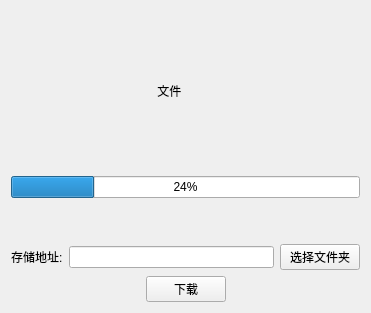
Old version of the form Qt-IM/filerec.ui in the repository XiaoZheng2003/BIT-QT-IM.
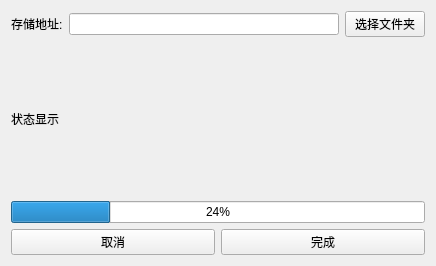
New version of the form.

Patch:
```diff
--- a/Qt-IM/filerec.ui
+++ b/Qt-IM/filerec.ui
@@ -6,8 +6,8 @@
    <rect>
     <x>0</x>
     <y>0</y>
-    <width>371</width>
-    <height>313</height>
+    <width>436</width>
+    <height>266</height>
    </rect>
   </property>
   <property name="windowTitle">
@@ -17,41 +17,6 @@
    <item>
     <layout class="QVBoxLayout" name="verticalLayout">
      <item>
-      <widget class="QLabel" name="label_2">
-       <property name="layoutDirection">
-        <enum>Qt::LeftToRight</enum>
-       </property>
-       <property name="text">
-        <string>                                            文件</string>
-       </property>
-      </widget>
-     </item>
-     <item>
-      <widget class="QProgressBar" name="progressBar">
-       <property name="value">
-        <number>24</number>
-       </property>
-      </widget>
-     </item>
-    </layout>
-   </item>
-   <item>
-    <spacer name="verticalSpacer">
-     <property name="orientation">
-      <enum>Qt::Vertical</enum>
-     </property>
-     <property name="sizeType">
-      <enum>QSizePolicy::Preferred</enum>
-     </property>
-     <property name="sizeHint" stdset="0">
-      <size>
-       <width>20</width>
-       <height>40</height>
-      </size>
-     </property>
-    </spacer>
-   </item>
-   <item>
     <layout class="QHBoxLayout" name="horizontalLayout">
      <item>
       <widget class="QLabel" name="label">
@@ -72,40 +37,37 @@
      </item>
     </layout>
    </item>
+     <item>
+      <widget class="QLabel" name="statusLabel">
+       <property name="text">
+        <string>状态显示</string>
+       </property>
+      </widget>
+     </item>
+     <item>
+      <widget class="QProgressBar" name="progressBar">
+       <property name="value">
+        <number>24</number>
+       </property>
+      </widget>
+     </item>
    <item>
     <layout class="QHBoxLayout" name="horizontalLayout_2">
      <item>
-      <spacer name="horizontalSpacer">
-       <property name="orientation">
-        <enum>Qt::Horizontal</enum>
-       </property>
-       <property name="sizeHint" stdset="0">
-        <size>
-         <width>40</width>
-         <height>20</height>
-        </size>
-       </property>
-      </spacer>
+        <widget class="QPushButton" name="concelButton">
+         <property name="text">
+          <string>取消</string>
+         </property>
+        </widget>
      </item>
      <item>
       <widget class="QPushButton" name="button_download">
        <property name="text">
-        <string>下载</string>
+          <string>完成</string>
        </property>
       </widget>
      </item>
-     <item>
-      <spacer name="horizontalSpacer_2">
-       <property name="orientation">
-        <enum>Qt::Horizontal</enum>
-       </property>
-       <property name="sizeHint" stdset="0">
-        <size>
-         <width>40</width>
-         <height>20</height>
-        </size>
-       </property>
-      </spacer>
+      </layout>
      </item>
     </layout>
    </item>
```
Left out of the diff: 2 changed lines with no effect on the pictures. Lines whose indentation alone changed are shown as unchanged.
